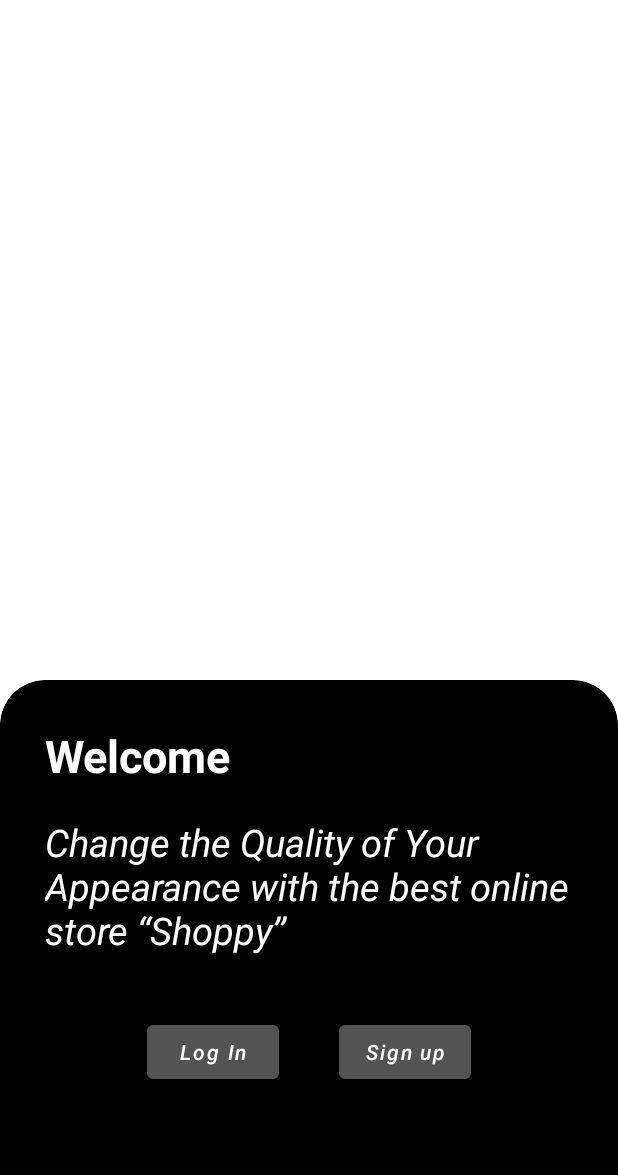
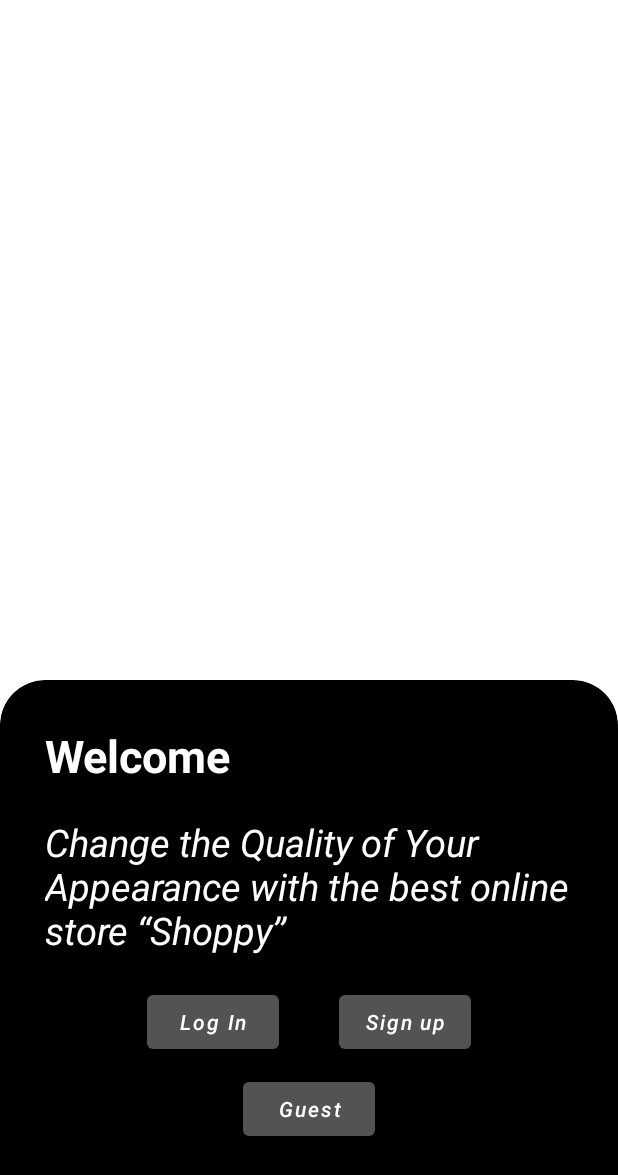
Before and after one commit to amdouni-chouaib/androidshop, an Android app: the screen it shows after launch (WelcomeScreen), on a phone screen of 412 x 824 dp. Shown: the top 1175 px of the screen. Run offline under Robolectric (Android 15) with nearby library versions, the phone set to English and light mode, and no system bars; our stand-ins replace Firebase (no records; nobody signed in at launch, a user with empty details on screens opened directly).

Commit message:
add internaute

```diff
--- a/app/src/main/java/com/example/azshop/MainActivity.java
+++ b/app/src/main/java/com/example/azshop/MainActivity.java
@@ -26,7 +26,6 @@ public class MainActivity extends AppCompatActivity {
         BottomNavigationView bottomNavigationView = findViewById(R.id.bottom_navigation);
 
         setCurrentFragment(new HomeFragment(), MainActivity.this, R.id.flFragment);
-
         bottomNavigationView.setOnItemSelectedListener(new NavigationBarView.OnItemSelectedListener() {
             @Override
             public boolean onNavigationItemSelected(@NonNull MenuItem item) {
--- a/app/src/main/java/com/example/azshop/ui/authscreens/LoginActivity.java
+++ b/app/src/main/java/com/example/azshop/ui/authscreens/LoginActivity.java
@@ -56,6 +56,7 @@ public class LoginActivity extends AppCompatActivity {
                             FirebaseUser user = mAuth.getCurrentUser();
                             updateUI(user);
                             myEdit.putString("userId", user.getUid());
+                            myEdit.commit();
 
                         }
                         else{
--- a/app/src/main/java/com/example/azshop/ui/authscreens/WelcomeScreen.java
+++ b/app/src/main/java/com/example/azshop/ui/authscreens/WelcomeScreen.java
@@ -1,12 +1,14 @@
 package com.example.azshop.ui.authscreens;
 
 import android.content.Intent;
+import android.content.SharedPreferences;
 import android.os.Bundle;
 import android.view.View;
 import android.widget.Button;
 
 import androidx.appcompat.app.AppCompatActivity;
 
+import com.example.azshop.MainActivity;
 import com.example.azshop.R;
 import com.example.azshop.utils.Utils;
 
@@ -25,6 +27,18 @@ public class WelcomeScreen extends AppCompatActivity {
 
             }
         });
+        Button btnguest = findViewById(R.id.btn_guest);
+        btnguest.setOnClickListener(new View.OnClickListener() {
+            @Override
+            public void onClick(View v) {
+                startActivity(new Intent(WelcomeScreen.this, MainActivity.class));
+                SharedPreferences sharedPreferences = getSharedPreferences("MySharedPref",MODE_PRIVATE);
+                SharedPreferences.Editor myEdit = sharedPreferences.edit();
+                myEdit.putString("userId", "");
+                myEdit.commit();
+
+            }
+        });
 
         Button btnsignup = findViewById(R.id.btn_signup);
         btnsignup.setOnClickListener(new View.OnClickListener() {
--- a/app/src/main/java/com/example/azshop/ui/homescreen/HomeFragment.java
+++ b/app/src/main/java/com/example/azshop/ui/homescreen/HomeFragment.java
@@ -1,6 +1,9 @@
 package com.example.azshop.ui.homescreen;
 
+import static android.content.Context.MODE_PRIVATE;
+
 import android.content.Intent;
+import android.content.SharedPreferences;
 import android.os.Bundle;
 import android.view.LayoutInflater;
 import android.view.View;
@@ -86,6 +89,8 @@ public class HomeFragment extends Fragment {
 
 
         imgUser = view.findViewById(R.id.img_user);
+        SharedPreferences sh =  this.getActivity().getSharedPreferences("MySharedPref", MODE_PRIVATE);
+       if(sh.getString("userId", "").equals(""))
         imgUser.setOnClickListener(new View.OnClickListener() {
             @Override
             public void onClick(View v) {
--- a/app/src/main/java/com/example/azshop/ui/menuscreen/ClothesFragment.java
+++ b/app/src/main/java/com/example/azshop/ui/menuscreen/ClothesFragment.java
@@ -54,7 +54,7 @@ public class ClothesFragment extends Fragment {
 
         rv_clothes = view.findViewById(R.id.rv_clothes);
         tvtype = view.findViewById(R.id.tv_type);
-        tvtype.setText(gender);
+        tvtype.setText(type);
 
         view.findViewById(R.id.img_back).setOnClickListener(new View.OnClickListener() {
             @Override
--- a/app/src/main/java/com/example/azshop/utils/Utils.java
+++ b/app/src/main/java/com/example/azshop/utils/Utils.java
@@ -14,8 +14,8 @@ public class Utils {
     public static void setCurrentFragment(Fragment fragment , AppCompatActivity activity, int resId){
         activity.getSupportFragmentManager().beginTransaction().
                 replace(resId, fragment).
-                addToBackStack(fragment.getClass().getName()).
-                commit();
+                addToBackStack(fragment.getClass().getName())
+        .commit();
 
 
     }
--- a/app/src/main/res/layout/activity_user_profile.xml
+++ b/app/src/main/res/layout/activity_user_profile.xml
@@ -26,7 +26,7 @@
         android:textStyle="bold"
         app:layout_constraintBottom_toTopOf="@id/guidelineappbar"
         app:layout_constraintEnd_toStartOf="@+id/img_user"
-        app:layout_constraintStart_toEndOf="@+id/img_search"
+        app:layout_constraintStart_toEndOf="@+id/img_back"
         app:layout_constraintTop_toTopOf="parent" />
 
     <ImageView
--- a/app/src/main/res/layout/activity_welcome_screen.xml
+++ b/app/src/main/res/layout/activity_welcome_screen.xml
@@ -81,13 +81,27 @@
                 android:layout_width="0dp"
                 android:layout_height="wrap_content"
                 android:layout_marginHorizontal="20dp"
-                android:layout_marginTop="40dp"
+                android:layout_marginTop="20dp"
                 android:text="@string/log_in"
                 android:textAllCaps="false"
                 android:textStyle="italic"
                 app:backgroundTint="@color/darkgray"
                 app:layout_constraintEnd_toEndOf="@+id/guidelinecbutton"
                 app:layout_constraintTop_toBottomOf="@+id/textView3" />
+
+            <Button
+                android:id="@+id/btn_guest"
+                android:layout_width="wrap_content"
+                android:layout_height="wrap_content"
+                android:layout_marginHorizontal="20dp"
+                android:text="Guest"
+                android:textAllCaps="false"
+                android:textStyle="italic"
+                android:layout_marginTop="10dp"
+                app:backgroundTint="@color/darkgray"
+                app:layout_constraintEnd_toEndOf="parent"
+                app:layout_constraintStart_toStartOf="parent"
+                app:layout_constraintTop_toBottomOf="@+id/btn_login" />
 
             <androidx.constraintlayout.widget.Guideline
                 android:id="@+id/guidelinecbutton"
@@ -101,7 +115,7 @@
                 android:layout_width="0dp"
                 android:layout_height="wrap_content"
                 android:layout_marginHorizontal="20dp"
-                android:layout_marginTop="40dp"
+                android:layout_marginTop="20dp"
                 android:text="@string/sign_up"
                 android:textAllCaps="false"
                 android:textStyle="italic"
--- a/app/src/main/res/layout/fragment_menu.xml
+++ b/app/src/main/res/layout/fragment_menu.xml
@@ -31,7 +31,7 @@
         android:background="@color/darkgray"
         android:gravity="center"
         android:text="@string/woman"
-        android:textColor="@color/white"
+        android:textColor="@color/black"
         android:textSize="20sp"
         android:textStyle="bold"
         app:layout_constraintBottom_toTopOf="@id/guidelineappbar"
--- a/app/src/main/res/menu/nav_bar_menu.xml
+++ b/app/src/main/res/menu/nav_bar_menu.xml
@@ -5,26 +5,31 @@
         android:id="@+id/home"
         android:enabled="true"
         android:icon="@drawable/ic_home"
+        android:menuCategory="secondary"
         android:title="@string/home"/>
     <item
         android:id="@+id/search"
         android:enabled="true"
         android:icon="@drawable/ic_search"
         app:iconTint="@color/white"
+        android:menuCategory="secondary"
         android:title="@string/search"/>
     <item
         android:id="@+id/menu"
         android:enabled="true"
+        android:menuCategory="secondary"
         android:icon="@drawable/ic_menu"
         android:title="@string/menu"/>
     <item
         android:id="@+id/favoris"
         android:enabled="true"
+        android:menuCategory="secondary"
         android:icon="@drawable/ic_favorite"
         android:title="@string/favoris"/>
     <item
         android:id="@+id/basket"
         android:enabled="true"
+        android:menuCategory="secondary"
         android:icon="@drawable/ic_shopping_cart"
         android:title="@string/basket" />
 </menu>
```
Also changed, not shown: app/src/main/java/com/example/azshop/ui/menuscreen/MenuFragment.java (+4 -10 lines).
